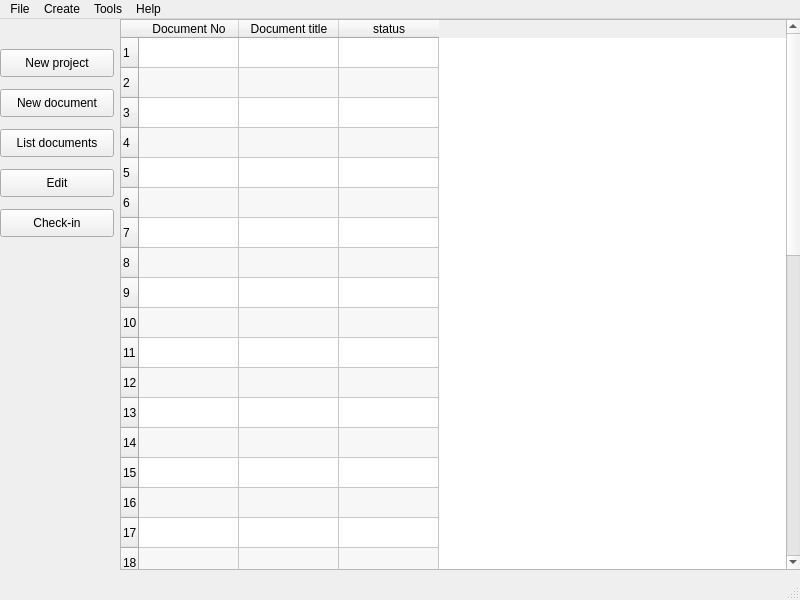
Before: the Qt Designer form ui/mainwindow.ui in thuswa/subdms, drawn with Qt 5.
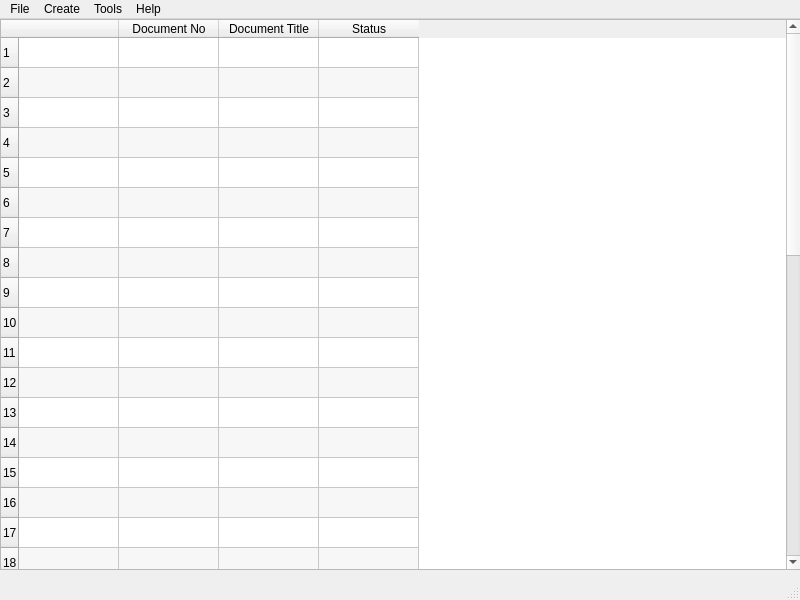
After: the same form once the commit is applied.

Commit message: - removed buttons from ui - fixed menu entries to work in ui

```diff
--- a/ui/mainwindow.ui
+++ b/ui/mainwindow.ui
@@ -19,57 +19,12 @@
    <string>Subdms - Document Managment </string>
   </property>
   <widget class="QWidget" name="centralwidget" >
-   <widget class="QPushButton" name="new_project_button" >
-    <property name="geometry" >
-     <rect>
-      <x>0</x>
-      <y>30</y>
-      <width>114</width>
-      <height>28</height>
-     </rect>
-    </property>
-    <property name="toolTip" >
-     <string>Create a new project</string>
-    </property>
-    <property name="text" >
-     <string>New project</string>
-    </property>
-   </widget>
-   <widget class="QPushButton" name="new_document_button" >
-    <property name="geometry" >
-     <rect>
-      <x>0</x>
-      <y>70</y>
-      <width>114</width>
-      <height>28</height>
-     </rect>
-    </property>
-    <property name="toolTip" >
-     <string>Create a new document</string>
-    </property>
-    <property name="text" >
-     <string>New document</string>
-    </property>
-   </widget>
-   <widget class="QPushButton" name="list_documents_button" >
-    <property name="geometry" >
-     <rect>
-      <x>0</x>
-      <y>110</y>
-      <width>114</width>
-      <height>28</height>
-     </rect>
-    </property>
-    <property name="text" >
-     <string>List documents</string>
-    </property>
-   </widget>
    <widget class="QTableWidget" name="documentlist" >
     <property name="geometry" >
      <rect>
-      <x>120</x>
+      <x>0</x>
       <y>0</y>
-      <width>681</width>
+      <width>801</width>
       <height>551</height>
      </rect>
     </property>
@@ -97,6 +52,9 @@
     <property name="rowCount" >
      <number>40</number>
     </property>
+    <property name="columnCount" >
+     <number>4</number>
+    </property>
     <row/>
     <row/>
     <row/>
@@ -137,6 +95,11 @@
     <row/>
     <row/>
     <row/>
+    <column>
+     <property name="text" >
+      <string>     </string>
+     </property>
+    </column>
     <column>
      <property name="text" >
       <string>Document No</string>
@@ -144,41 +107,15 @@
     </column>
     <column>
      <property name="text" >
-      <string>Document title</string>
+      <string>Document Title</string>
      </property>
     </column>
     <column>
      <property name="text" >
-      <string>status</string>
+      <string>Status</string>
      </property>
     </column>
    </widget>
-   <widget class="QPushButton" name="edit_document_button" >
-    <property name="geometry" >
-     <rect>
-      <x>0</x>
-      <y>150</y>
-      <width>114</width>
-      <height>28</height>
-     </rect>
-    </property>
-    <property name="text" >
-     <string>Edit</string>
-    </property>
-   </widget>
-   <widget class="QPushButton" name="checkin_document_button" >
-    <property name="geometry" >
-     <rect>
-      <x>0</x>
-      <y>190</y>
-      <width>114</width>
-      <height>28</height>
-     </rect>
-    </property>
-    <property name="text" >
-     <string>Check-in</string>
-    </property>
-   </widget>
   </widget>
   <widget class="QMenuBar" name="menubar" >
    <property name="geometry" >
```
Left out of the diff: 33 changed lines with no effect on the pictures. The commit also changes 1 other file.
